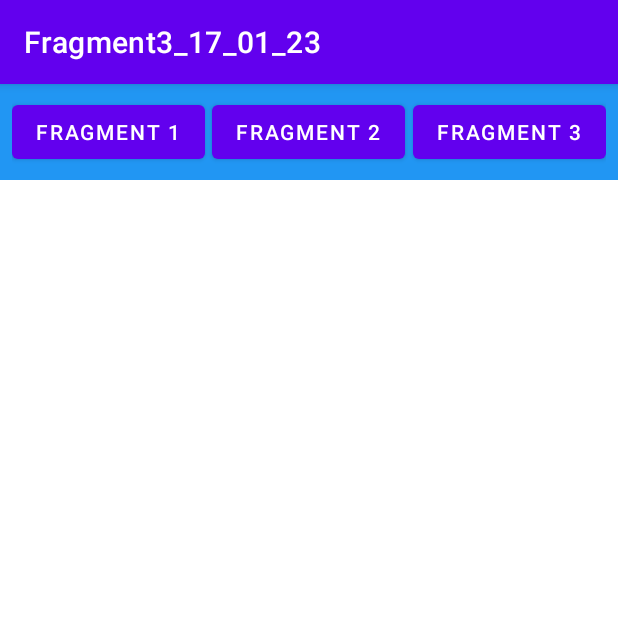
After one commit to PSL2001/Fragments3_17_01_23, an Android app: the fragment MenuFragment shown on its own in the app's theme, on a phone screen of 412 x 824 dp, the top half of it. The commit adds this screen. Run offline under Robolectric (Android 15) with nearby library versions, the phone set to English and light mode, and no system bars.

Commit message:
Añadido fragments

```diff
--- /dev/null
+++ b/app/src/main/java/com/example/fragment3_17_01_23/fragments/MenuFragment.kt
@@ -0,0 +1,28 @@
+package com.example.fragment3_17_01_23.fragments
+
+import android.os.Bundle
+import androidx.fragment.app.Fragment
+import android.view.LayoutInflater
+import android.view.View
+import android.view.ViewGroup
+import com.example.fragment3_17_01_23.R
+
+
+class MenuFragment : Fragment() {
+
+
+    override fun onCreate(savedInstanceState: Bundle?) {
+        super.onCreate(savedInstanceState)
+        arguments?.let {
+
+        }
+    }
+
+    override fun onCreateView(
+        inflater: LayoutInflater, container: ViewGroup?,
+        savedInstanceState: Bundle?
+    ): View? {
+        // Inflate the layout for this fragment
+        return inflater.inflate(R.layout.fragment_menu, container, false)
+    }
+}
--- /dev/null
+++ b/app/src/main/res/layout/fragment_menu.xml
@@ -0,0 +1,30 @@
+<?xml version="1.0" encoding="utf-8"?>
+<FrameLayout xmlns:android="http://schemas.android.com/apk/res/android"
+    xmlns:tools="http://schemas.android.com/tools"
+    android:layout_width="match_parent"
+    android:layout_height="wrap_content"
+    android:background="#2196F3"
+    android:padding="8dp"
+    tools:context=".fragments.MenuFragment">
+
+    <Button
+        android:id="@+id/btnMenu1"
+        android:layout_width="wrap_content"
+        android:layout_height="wrap_content"
+        android:layout_gravity="start"
+        android:text="Fragment 1" />
+
+    <Button
+        android:id="@+id/btnMenu2"
+        android:layout_width="wrap_content"
+        android:layout_height="wrap_content"
+        android:layout_gravity="center_horizontal"
+        android:text="Fragment 2" />
+
+    <Button
+        android:id="@+id/btnMenu3"
+        android:layout_width="wrap_content"
+        android:layout_height="wrap_content"
+        android:layout_gravity="right"
+        android:text="Fragment 3" />
+</FrameLayout>
--- a/app/src/main/res/values/strings.xml
+++ b/app/src/main/res/values/strings.xml
@@ -1,3 +1,5 @@
 <resources>
     <string name="app_name">Fragment3_17_01_23</string>
+    <!-- TODO: Remove or change this placeholder text -->
+    <string name="hello_blank_fragment">Hello blank fragment</string>
 </resources>
```
Also changed, not shown: app/src/main/java/com/example/fragment3_17_01_23/fragments/DosFragment.kt (added, +27 -0 lines), app/src/main/java/com/example/fragment3_17_01_23/fragments/TresFragment.kt (added, +28 -0 lines), app/src/main/java/com/example/fragment3_17_01_23/fragments/UnoFragment.kt (added, +28 -0 lines), app/src/main/res/layout/activity_main.xml (+1 -12 lines), app/src/main/res/layout/fragment_dos.xml (added, +15 -0 lines), app/src/main/res/layout/fragment_tres.xml (added, +15 -0 lines), app/src/main/res/layout/fragment_uno.xml (added, +15 -0 lines).
